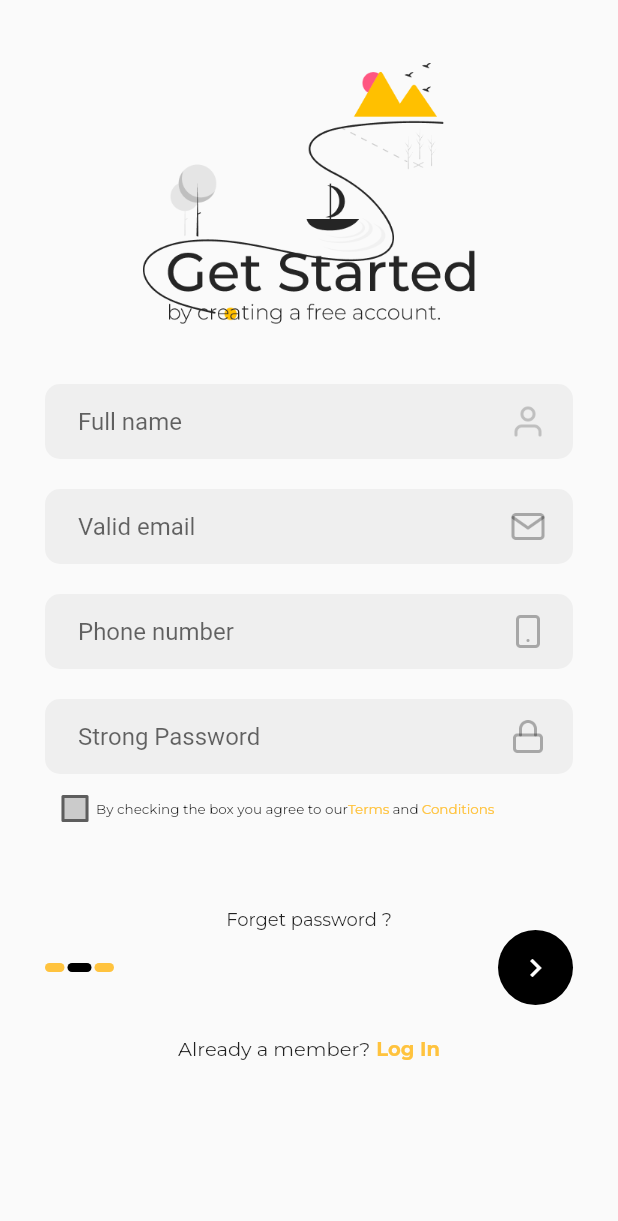
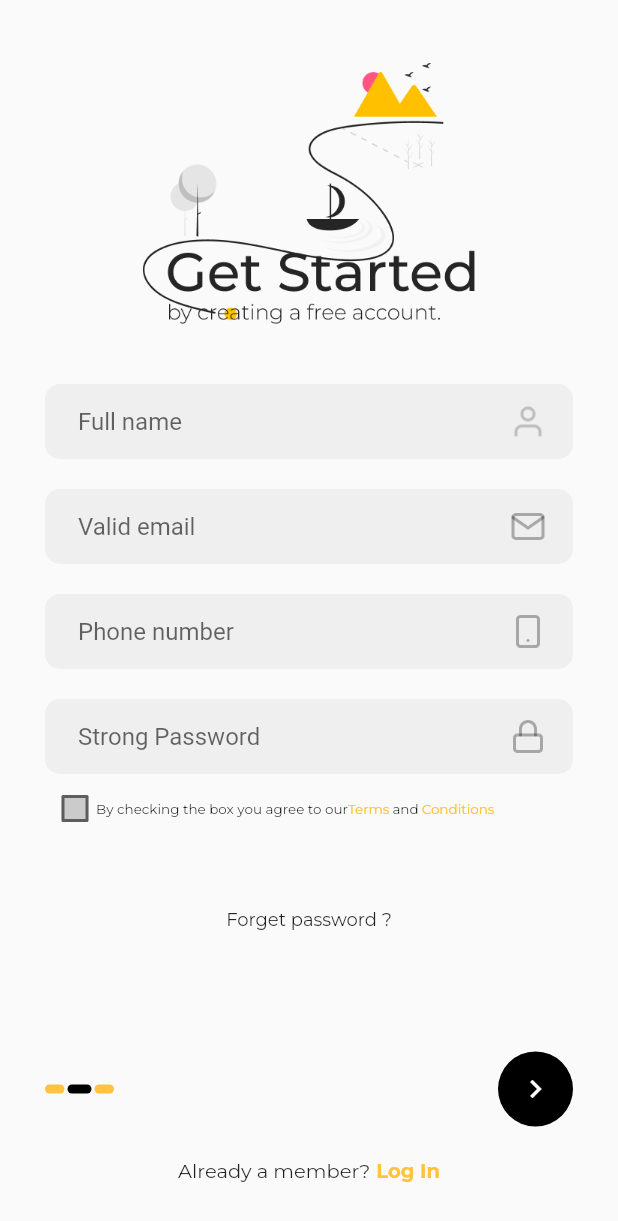
Before and after one commit to tursunalikhorunaliyev/darscha, a Flutter app: the GetStart screen opened directly, on a phone screen of 412 x 824 dp. Shown: the top 1221 px of the screen. Run offline on Flutter 3.47's test engine with Material 2 defaults, Android fonts, the phone set to English and light mode, and no system bars; our stand-ins replace google_fonts.

Commit message:
rostanam tugadi

```diff
--- a/lib/screens/get_startted.dart
+++ b/lib/screens/get_startted.dart
@@ -9,12 +9,13 @@ class GetStart extends StatelessWidget {
   @override
   Widget build(BuildContext context) {
     return Scaffold(
-      body: SingleChildScrollView(
-        scrollDirection: Axis.vertical,
-        child: Padding(
+      body: Padding(
         padding: const EdgeInsets.symmetric(
           horizontal: 30,
         ),
+        child: SingleChildScrollView(
+          child: SizedBox(
+            height: MediaQuery.of(context).size.height,
             child: Column(
               children: [
                 const SizedBox(
@@ -190,6 +191,7 @@ class GetStart extends StatelessWidget {
             ),
           ),
         ),
+      ),
     );
   }
 }
```
Lines whose indentation alone changed are shown as unchanged.
